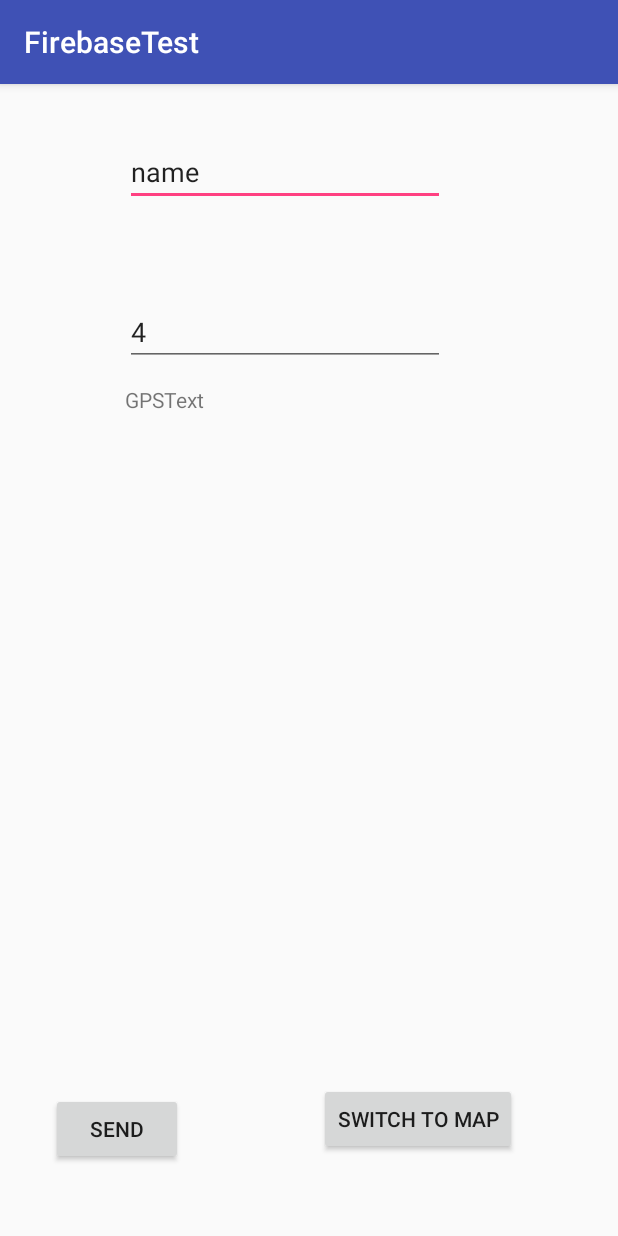
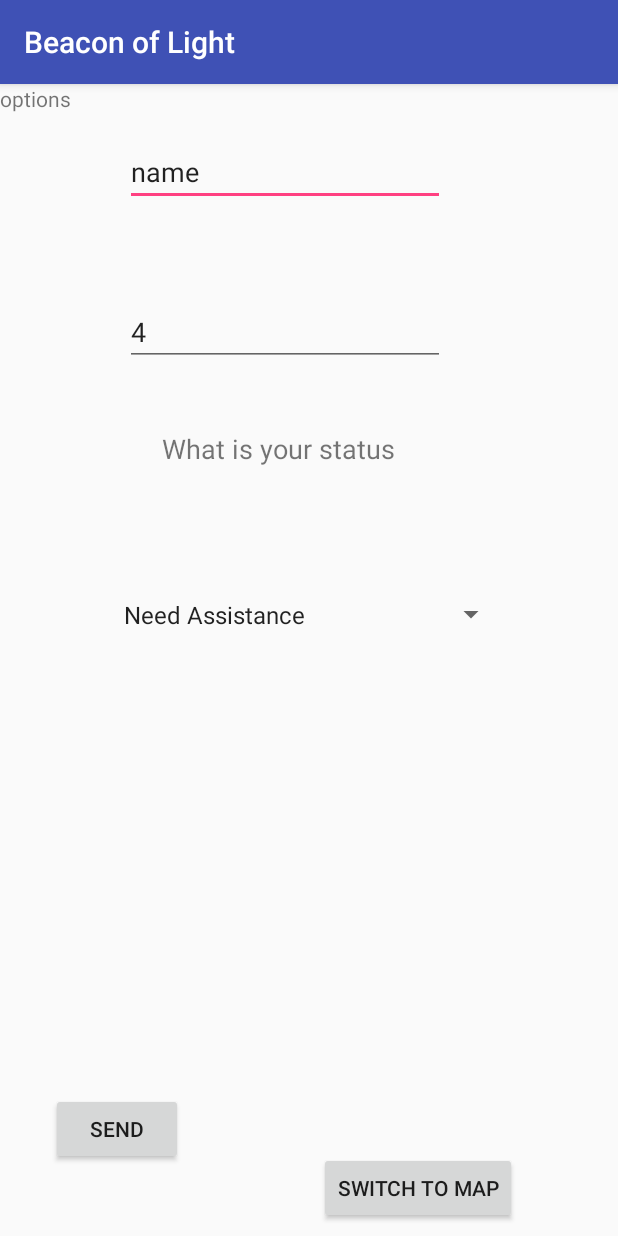
Before and after one commit to d3bird/Beacon-of-light, an Android app: the screen it shows after launch (MainActivity), on a phone screen of 412 x 824 dp. Run offline under Robolectric (Android 15) with nearby library versions, the phone set to English and light mode, and no system bars; our stand-ins replace Firebase (no records; nobody signed in at launch, a user with empty details on screens opened directly).

```diff
--- a/FirebaseTest/app/src/main/java/com/example/firebasetest/MainActivity.java
+++ b/FirebaseTest/app/src/main/java/com/example/firebasetest/MainActivity.java
@@ -16,8 +16,11 @@ import android.support.v4.app.ActivityCompat;
 import android.support.v7.app.AppCompatActivity;
 import android.os.Bundle;
 import android.view.View;
+import android.widget.AdapterView;
+import android.widget.ArrayAdapter;
 import android.widget.Button;
 import android.widget.EditText;
+import android.widget.Spinner;
 import android.widget.TextView;
 
 import com.google.firebase.database.DatabaseReference;
@@ -48,11 +51,29 @@ public class MainActivity extends AppCompatActivity {
         user = findViewById(R.id.name);
         userstatus = findViewById(R.id.personstatus);
 
-        gpsstring = findViewById(R.id.GPStext);
+      //  gpsstring = findViewById(R.id.GPStext);
+
+        Spinner spinner = (Spinner) findViewById(R.id.spinner);
+// Create an ArrayAdapter using the string array and a default spinner layout
+        ArrayAdapter<CharSequence> adapter = ArrayAdapter.createFromResource(this,
+                R.array.options, android.R.layout.simple_spinner_item);
+// Specify the layout to use when the list of choices appears
+        adapter.setDropDownViewResource(android.R.layout.simple_spinner_dropdown_item);
+// Apply the adapter to the spinner
+        spinner.setAdapter(adapter);
+
 
     }
 
+    public void onItemSelected(AdapterView<?> parent, View view,
+                               int pos, long id) {
+        // An item was selected. You can retrieve the selected item using
+        // parent.getItemAtPosition(pos)
+    }
 
+    public void onNothingSelected(AdapterView<?> parent) {
+        // Another interface callback
+    }
 
 
     public void sendinfo(View view) {//sends to firebase
@@ -75,7 +96,7 @@ public class MainActivity extends AppCompatActivity {
     public void receive(){
         FirebaseDatabase database = FirebaseDatabase.getInstance();
         DatabaseReference myRef = database.getReference("Priority1");
-        //myRef.
+
     }
 
 
--- a/FirebaseTest/app/src/main/res/layout/activity_main.xml
+++ b/FirebaseTest/app/src/main/res/layout/activity_main.xml
@@ -59,22 +59,6 @@
         app:layout_constraintTop_toTopOf="parent"
         app:layout_constraintVertical_bias="0.191" />
 
-    <TextView
-        android:id="@+id/GPStext"
-        android:layout_width="228dp"
-        android:layout_height="55dp"
-        android:layout_marginBottom="236dp"
-        android:layout_marginEnd="8dp"
-        android:layout_marginStart="8dp"
-        android:layout_marginTop="8dp"
-        android:text="GPSText"
-        app:layout_constraintBottom_toBottomOf="parent"
-        app:layout_constraintEnd_toEndOf="parent"
-        app:layout_constraintHorizontal_bias="0.45"
-        app:layout_constraintStart_toStartOf="parent"
-        app:layout_constraintTop_toBottomOf="@+id/personstatus"
-        app:layout_constraintVertical_bias="0.016" />
-
 
     <Button
         android:id="@+id/buttonmap"
@@ -83,14 +67,49 @@
         android:layout_marginBottom="8dp"
         android:layout_marginEnd="8dp"
         android:layout_marginStart="8dp"
-        android:layout_marginTop="8dp"
         android:onClick="switchtomap"
         android:text="switch to map"
         app:layout_constraintBottom_toBottomOf="parent"
         app:layout_constraintEnd_toEndOf="parent"
         app:layout_constraintHorizontal_bias="0.582"
-        app:layout_constraintStart_toEndOf="@+id/send"
-        app:layout_constraintTop_toBottomOf="@+id/GPStext"
-        app:layout_constraintVertical_bias="0.897" />
+        app:layout_constraintStart_toEndOf="@+id/send" />
+
+    <Spinner
+        android:id="@+id/spinner"
+        android:layout_width="263dp"
+        android:layout_height="83dp"
+        android:layout_marginBottom="8dp"
+        android:layout_marginEnd="8dp"
+        android:layout_marginStart="8dp"
+        android:layout_marginTop="8dp"
+        app:layout_constraintBottom_toBottomOf="parent"
+        app:layout_constraintEnd_toEndOf="parent"
+        app:layout_constraintHorizontal_bias="0.504"
+        app:layout_constraintStart_toStartOf="parent"
+        app:layout_constraintTop_toBottomOf="@+id/personstatus"
+        app:layout_constraintVertical_bias="0.242" />
+
+    <TextView
+        android:id="@+id/textView"
+        android:layout_width="196dp"
+        android:layout_height="39dp"
+        android:layout_marginBottom="8dp"
+        android:layout_marginEnd="8dp"
+        android:layout_marginStart="8dp"
+        android:layout_marginTop="8dp"
+        android:text="What is your status"
+        android:textSize="18dp"
+        app:layout_constraintBottom_toTopOf="@+id/spinner"
+        app:layout_constraintEnd_toEndOf="parent"
+        app:layout_constraintStart_toStartOf="parent"
+        app:layout_constraintTop_toBottomOf="@+id/personstatus" />
+
+    <TextView
+        android:id="@+id/textView2"
+        android:layout_width="wrap_content"
+        android:layout_height="wrap_content"
+        android:text="options"
+        tools:layout_editor_absoluteX="475dp"
+        tools:layout_editor_absoluteY="280dp" />
 
 </android.support.constraint.ConstraintLayout>
--- a/FirebaseTest/app/src/main/res/values/strings.xml
+++ b/FirebaseTest/app/src/main/res/values/strings.xml
@@ -1,4 +1,11 @@
 <resources>
-    <string name="app_name">FirebaseTest</string>
+    <string name="app_name">Beacon of Light</string>
     <string name="title_activity_maps">Map</string>
+
+<string-array name="options">
+    <item>Need Assistance</item>
+    <item>Safe</item>
+    <item>Being handled</item>
+    <item>Emergency</item>
+</string-array>
 </resources>
```
